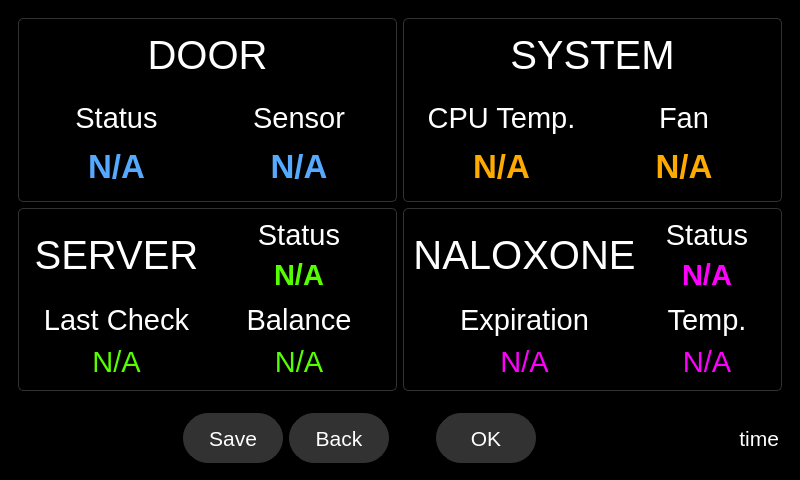
This is qt_design/main_window.ui in zyl120/Naloxone_Safety_Kit as Qt 5 draws it before an edit. The edited form follows.
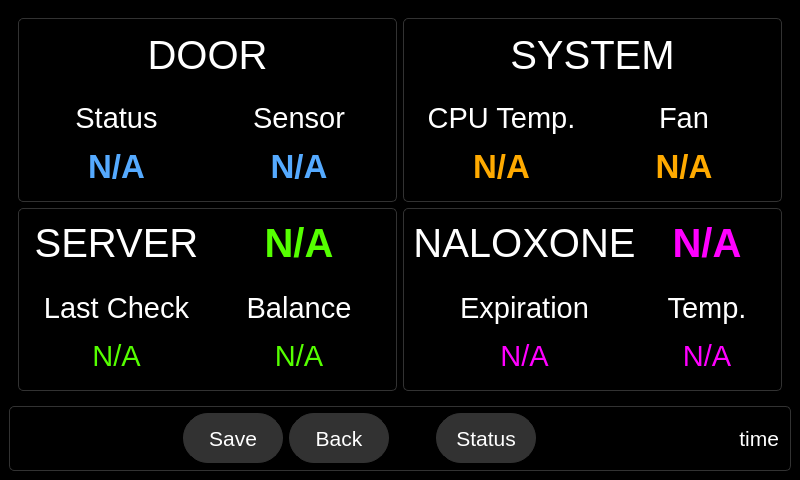
This is the edited form. The open tabs and pages were chosen to show the change. Icons and pictures are not drawn.

Commit message: change status bar style

Patch:
```diff
--- a/qt_design/main_window.ui
+++ b/qt_design/main_window.ui
@@ -536,25 +536,6 @@
            </item>
            <item row="0" column="1">
             <layout class="QVBoxLayout" name="verticalLayout_5">
-             <item>
-              <widget class="QLabel" name="serverStatusLabel">
-               <property name="font">
-                <font>
-                 <pointsize>22</pointsize>
-                 <bold>false</bold>
-                </font>
-               </property>
-               <property name="styleSheet">
-                <string notr="true">color:white;border-width: 0px;</string>
-               </property>
-               <property name="text">
-                <string>Status</string>
-               </property>
-               <property name="alignment">
-                <set>Qt::AlignBottom|Qt::AlignHCenter</set>
-               </property>
-              </widget>
-             </item>
              <item>
               <widget class="QLabel" name="serverStatusLineEdit">
                <property name="minimumSize">
@@ -565,7 +546,7 @@
                </property>
                <property name="font">
                 <font>
-                 <pointsize>22</pointsize>
+                 <pointsize>30</pointsize>
                  <bold>true</bold>
                 </font>
                </property>
@@ -1043,25 +1024,6 @@
            </item>
            <item row="0" column="1">
             <layout class="QVBoxLayout" name="verticalLayout_8">
-             <item>
-              <widget class="QLabel" name="naloxoneStatusLabel">
-               <property name="font">
-                <font>
-                 <pointsize>22</pointsize>
-                 <bold>false</bold>
-                </font>
-               </property>
-               <property name="styleSheet">
-                <string notr="true">color:white;border-width: 0px;</string>
-               </property>
-               <property name="text">
-                <string>Status</string>
-               </property>
-               <property name="alignment">
-                <set>Qt::AlignBottom|Qt::AlignHCenter</set>
-               </property>
-              </widget>
-             </item>
              <item>
               <widget class="QLabel" name="naloxoneStatusLineEdit">
                <property name="minimumSize">
@@ -1072,7 +1034,7 @@
                </property>
                <property name="font">
                 <font>
-                 <pointsize>22</pointsize>
+                 <pointsize>30</pointsize>
                  <bold>true</bold>
                 </font>
                </property>
@@ -5466,7 +5428,7 @@
        </size>
       </property>
       <property name="styleSheet">
-       <string notr="true"/>
+       <string notr="true">.QFrame{border-radius: 5px;border-color:rgb(50,50,50);border-width: 1px;border-style: solid;}</string>
       </property>
       <property name="frameShape">
        <enum>QFrame::StyledPanel</enum>
@@ -5789,7 +5751,7 @@
           <string notr="true">color: white; background-color: rgb(50,50,50); border-radius:25px;border-color: rgb(50,50,50);border-width: 1px;border-style: solid;</string>
          </property>
          <property name="text">
-          <string>OK</string>
+          <string>Status</string>
          </property>
          <property name="alignment">
           <set>Qt::AlignCenter</set>
```
Left out of the diff: 2 changed lines with no effect on the pictures. The commit also changes 2 other files.
